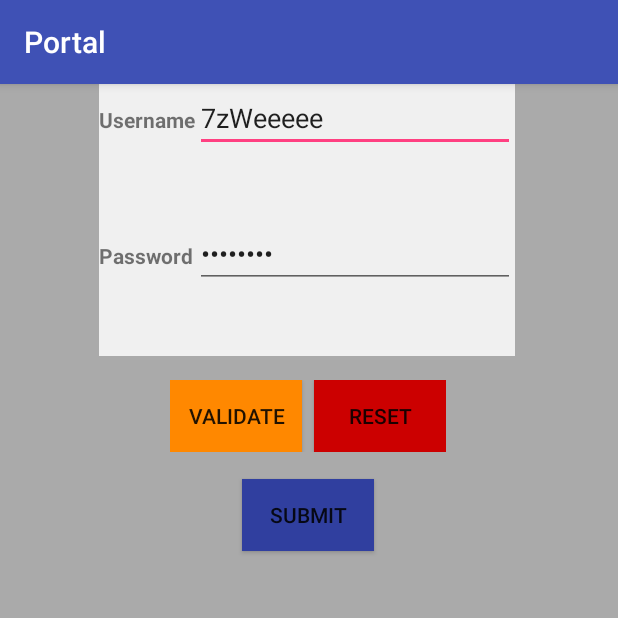
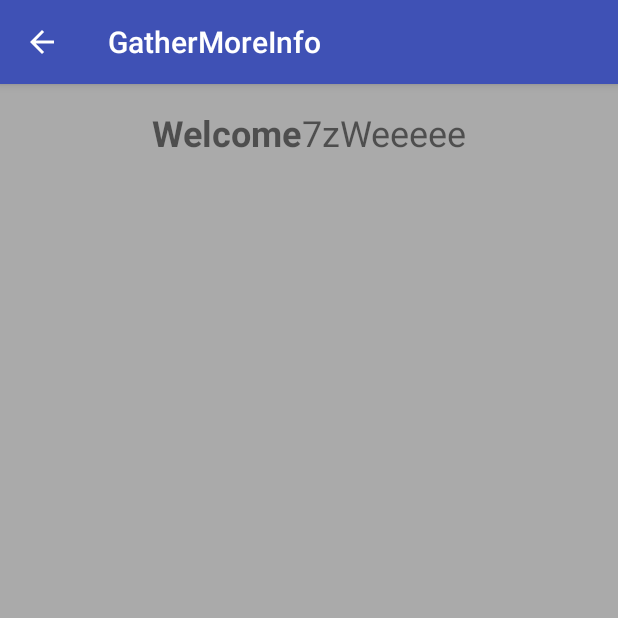
Before and after one commit to jyorkcar81/Portal_upgrade3, an Android app: the screen it shows after launch (MainActivity before the commit, GatherMoreInfo after it), after a tap on "SUBMIT", on a phone screen of 412 x 824 dp, the top half of it. Run offline under Robolectric (Android 15) with nearby library versions, the phone set to English and light mode, and no system bars.

Commit message:
Upgrade 2

```diff
--- a/app/src/main/java/com/example/amd/testapp/GatherMoreInfo.java
+++ b/app/src/main/java/com/example/amd/testapp/GatherMoreInfo.java
@@ -25,7 +25,8 @@ public class GatherMoreInfo extends AppCompatActivity implements AdapterView.OnI
     private Spinner sp;
 
     private TextView    date,
-                        username;
+                        username,
+                        user;
 
     private RadioButton rbEng,
                         rbSpan;
@@ -48,7 +49,7 @@ public class GatherMoreInfo extends AppCompatActivity implements AdapterView.OnI
         sp       = (Spinner)findViewById(R.id.spinner);
         rbEng    = (RadioButton)findViewById(R.id.rbEng);
         rbSpan   = (RadioButton)findViewById(R.id.rbSpan);
-
+        user     = (TextView)findViewById(R.id.user);
 
         adapter = ArrayAdapter.createFromResource(this,R.array.dates,R.layout.support_simple_spinner_dropdown_item);
 
@@ -58,8 +59,9 @@ public class GatherMoreInfo extends AppCompatActivity implements AdapterView.OnI
 
         sp.setOnItemSelectedListener(this);
 
+        i = getIntent();
         username.setText(i.getStringExtra(MainActivity.PACKAGE_NAME));
-
+        user.setText(i.getStringExtra(MainActivity.PACKAGE_NAME));
     }
 
     @Override
@@ -80,8 +82,8 @@ public class GatherMoreInfo extends AppCompatActivity implements AdapterView.OnI
         Resources res = getResources();
         DisplayMetrics dm = res.getDisplayMetrics();
         Configuration conf = res.getConfiguration();
-        conf.locale = myLocale;
-        res.updateConfiguration(conf, dm);
+//        conf.locale = myLocale;
+ //       res.updateConfiguration(conf, dm);
         onConfigurationChanged(conf);
     /*Intent refresh = new Intent(this, AndroidLocalize.class);
     startActivity(refresh);*/
--- a/app/src/main/java/com/example/amd/testapp/MainActivity.java
+++ b/app/src/main/java/com/example/amd/testapp/MainActivity.java
@@ -63,8 +63,6 @@ public class MainActivity extends AppCompatActivity {
 
     public void sendMessage(View v)
     {
-        msg("id=="+v.getId());
-
         if(v.getId() == submitButton.getId())
         {
             username = e1.getText().toString();
@@ -178,14 +176,6 @@ public class MainActivity extends AppCompatActivity {
 
         });
 
-        submitButton.setOnClickListener(new View.OnClickListener() {
-
-            @Override
-            public void onClick(View view)
-            {
-            }
-
-        });
     }
 
     private boolean isValidPassword(String in)
--- a/app/src/main/res/layout-land/more_info.xml
+++ b/app/src/main/res/layout-land/more_info.xml
@@ -9,20 +9,54 @@
     tools:layout_editor_absoluteX="0dp">
 
     <LinearLayout
+        android:id="@+id/linearLayout3"
+        android:layout_width="wrap_content"
+        android:layout_height="wrap_content"
+        android:layout_marginLeft="8dp"
+        android:layout_marginRight="8dp"
+        android:layout_marginStart="8dp"
+        android:layout_marginTop="16dp"
+        android:orientation="horizontal"
+        app:layout_constraintLeft_toLeftOf="parent"
+        app:layout_constraintRight_toRightOf="parent"
+        app:layout_constraintTop_toTopOf="parent">
+
+        <TextView
+            android:id="@+id/textView5"
+            android:layout_width="wrap_content"
+            android:layout_height="wrap_content"
+            android:layout_weight="1"
+            android:text="@string/welcome"
+            android:textSize="24sp"
+            android:textStyle="bold" />
+
+        <TextView
+            android:id="@+id/user"
+            android:layout_width="wrap_content"
+            android:layout_height="wrap_content"
+            android:layout_weight="1"
+            android:textSize="24sp"
+            tools:layout_editor_absoluteX="8dp"
+            tools:layout_editor_absoluteY="162dp" />
+
+    </LinearLayout>
+
+    <LinearLayout
         android:id="@+id/linearLayout567"
         android:layout_width="wrap_content"
         android:layout_height="wrap_content"
         android:layout_marginBottom="8dp"
         android:layout_marginLeft="8dp"
         android:layout_marginRight="8dp"
-        android:layout_marginTop="16dp"
+        android:layout_marginTop="8dp"
         android:orientation="vertical"
+        android:visibility="invisible"
         app:layout_constraintBottom_toBottomOf="parent"
         app:layout_constraintHorizontal_bias="0.501"
         app:layout_constraintLeft_toLeftOf="parent"
         app:layout_constraintRight_toRightOf="parent"
-        app:layout_constraintTop_toTopOf="parent"
-        app:layout_constraintVertical_bias="0.018">
+        app:layout_constraintTop_toBottomOf="@+id/linearLayout3"
+        app:layout_constraintVertical_bias="0.124">
 
         <LinearLayout
             android:id="@+id/linearLayout2"
--- a/app/src/main/res/layout/activity_main.xml
+++ b/app/src/main/res/layout/activity_main.xml
@@ -9,32 +9,30 @@
 
     <ImageView
         android:id="@+id/imageView"
-        android:layout_width="150dp"
-        android:layout_height="150dp"
+        android:layout_width="75dp"
+        android:layout_height="75dp"
         android:layout_marginTop="8dp"
         app:layout_constraintLeft_toLeftOf="parent"
         app:layout_constraintRight_toRightOf="parent"
         app:layout_constraintTop_toTopOf="parent"
-        app:srcCompat="@drawable/pumpkin_one" />
+        app:srcCompat="@drawable/p" />
 
     <TextView
         android:id="@+id/textView6"
         android:layout_width="wrap_content"
         android:layout_height="wrap_content"
-        android:layout_marginBottom="-1dp"
         android:layout_marginEnd="8dp"
         android:layout_marginLeft="8dp"
         android:layout_marginRight="8dp"
         android:layout_marginStart="8dp"
+        android:layout_marginTop="8dp"
         android:background="@android:color/holo_blue_dark"
         android:text="@string/login"
         android:textSize="24sp"
         android:textStyle="bold"
-        app:layout_constraintBottom_toTopOf="@+id/gridLayout"
+        app:layout_constraintHorizontal_bias="0.501"
         app:layout_constraintLeft_toLeftOf="parent"
         app:layout_constraintRight_toRightOf="parent"
-        app:layout_constraintHorizontal_bias="0.501"
-        android:layout_marginTop="8dp"
         app:layout_constraintTop_toBottomOf="@+id/imageView" />
 
     <GridLayout
@@ -43,13 +41,14 @@
         android:layout_height="wrap_content"
         android:layout_marginLeft="8dp"
         android:layout_marginStart="8dp"
-        android:background="#F0F0F0"
+        android:background="@android:color/background_light"
         android:columnCount="2"
         android:rowCount="4"
         app:layout_constraintHorizontal_bias="0.458"
         app:layout_constraintLeft_toLeftOf="parent"
         app:layout_constraintRight_toRightOf="parent"
-        tools:layout_editor_absoluteY="212dp">
+        android:layout_marginTop="8dp"
+        app:layout_constraintTop_toBottomOf="@+id/textView6">
 
         <TextView
             android:id="@+id/textView1"
@@ -136,7 +135,7 @@
         android:layout_height="wrap_content"
         android:layout_marginLeft="0dp"
         android:layout_marginRight="0dp"
-        android:layout_marginTop="16dp"
+        android:layout_marginTop="8dp"
         android:orientation="horizontal"
         app:layout_constraintHorizontal_bias="0.498"
         app:layout_constraintLeft_toLeftOf="parent"
@@ -192,7 +191,7 @@
         android:layout_marginRight="8dp"
         android:layout_marginStart="8dp"
         android:layout_marginTop="8dp"
-        android:background="?attr/colorPrimaryDark"
+        android:onClick="sendMessage"
         android:text="@string/submit"
         app:layout_constraintBottom_toBottomOf="parent"
         app:layout_constraintHorizontal_bias="0.498"
--- a/app/src/main/res/layout/more_info.xml
+++ b/app/src/main/res/layout/more_info.xml
@@ -9,20 +9,67 @@
     tools:layout_editor_absoluteX="0dp">
 
     <LinearLayout
+        android:layout_width="wrap_content"
+        android:layout_height="wrap_content"
+        android:orientation="horizontal"
+        android:layout_marginStart="8dp"
+        android:id="@+id/linearLayout3"
+        app:layout_constraintTop_toTopOf="parent"
+        android:layout_marginTop="16dp"
+        android:layout_marginLeft="8dp"
+        app:layout_constraintLeft_toLeftOf="parent"
+        android:layout_marginRight="8dp"
+        app:layout_constraintRight_toRightOf="parent">
+
+        <TextView
+            android:id="@+id/textView5"
+            android:layout_width="wrap_content"
+            android:layout_height="wrap_content"
+            android:layout_weight="1"
+            android:text="@string/welcome"
+            android:textSize="24sp"
+            android:textStyle="bold" />
+
+        <TextView
+            android:id="@+id/user"
+            android:layout_width="wrap_content"
+            android:layout_height="wrap_content"
+            android:layout_weight="1"
+            android:textSize="24sp"
+            tools:layout_editor_absoluteX="8dp"
+            tools:layout_editor_absoluteY="162dp" />
+
+    </LinearLayout>
+
+    <LinearLayout
         android:id="@+id/linearLayout567"
         android:layout_width="wrap_content"
         android:layout_height="wrap_content"
         android:layout_marginBottom="8dp"
+        android:layout_marginEnd="8dp"
         android:layout_marginLeft="8dp"
         android:layout_marginRight="8dp"
-        android:layout_marginTop="16dp"
+        android:layout_marginStart="8dp"
+        android:layout_marginTop="8dp"
         android:orientation="vertical"
+        android:visibility="invisible"
         app:layout_constraintBottom_toBottomOf="parent"
         app:layout_constraintHorizontal_bias="0.501"
         app:layout_constraintLeft_toLeftOf="parent"
         app:layout_constraintRight_toRightOf="parent"
-        app:layout_constraintTop_toTopOf="parent"
-        app:layout_constraintVertical_bias="0.018">
+        app:layout_constraintTop_toBottomOf="@+id/linearLayout3"
+        app:layout_constraintVertical_bias="0.059">
+
+        <TextView
+            android:id="@+id/textView7"
+            android:layout_width="match_parent"
+            android:layout_height="wrap_content"
+            android:layout_weight="1"
+            android:background="#F0F0F0"
+            android:gravity="center"
+            android:text="@string/username"
+            android:textAlignment="textStart"
+            android:textStyle="bold" />
 
         <LinearLayout
             android:id="@+id/linearLayout2"
@@ -33,17 +80,6 @@
             android:orientation="horizontal"
             tools:layout_editor_absoluteX="156dp"
             tools:layout_editor_absoluteY="32dp">
-
-            <TextView
-                android:id="@+id/textView7"
-                android:layout_width="wrap_content"
-                android:layout_height="wrap_content"
-                android:layout_weight="1"
-                android:background="#F0F0F0"
-                android:gravity="center"
-                android:text="@string/username"
-                android:textAlignment="textStart"
-                android:textStyle="bold" />
 
             <Space
                 android:id="@+id/spacerId"
--- a/app/src/main/res/values/strings.xml
+++ b/app/src/main/res/values/strings.xml
@@ -12,6 +12,7 @@
     <string name="correct_username_password">Good user and password.</string>
     <string name="incorrect_username_password">BAD user and password.</string>
     <string name="date">Date</string>
+    <string name="welcome">Welcome</string>
     <string-array name="dates">
         <item>12/10/75</item>
         <item>01/03/99</item>
```
Also changed, not shown: app/src/main/AndroidManifest.xml (+4 -6 lines), app/src/main/java/com/example/amd/testapp/PersonalActivity.java (added, +13 -0 lines), app/src/main/res/layout-land/activity_main.xml (+24 -7 lines), app/src/main/res/layout/activity_personal.xml (added, +9 -0 lines).
